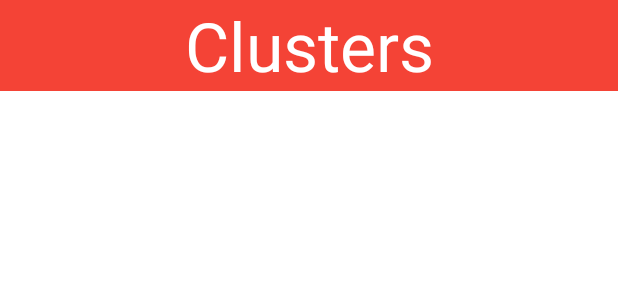
After one commit to MAHMOUD2ABDALLAH/Mobile-Ventilator, an Android app: the layout activity_clustering.xml on its own in the app's theme, with its tools: preview values and no code run, on a phone screen of 412 x 824 dp. The commit adds this screen. Shown: the top 300 px of the screen. Run offline under Robolectric (Android 15) with nearby library versions, the phone set to English and light mode, and no system bars.

Commit message:
add clusters

```diff
--- a/app/src/main/AndroidManifest.xml
+++ b/app/src/main/AndroidManifest.xml
@@ -9,6 +9,9 @@
         android:roundIcon="@mipmap/ic_launcher_round"
         android:supportsRtl="true"
         android:theme="@style/Theme.MyApplication">
+        <activity
+            android:name=".clustering"
+            android:exported="false" />
         <activity
             android:name=".printing_page"
             android:exported="false" />
--- a/app/src/main/java/com/example/myapplication/Registeration.java
+++ b/app/src/main/java/com/example/myapplication/Registeration.java
@@ -33,7 +33,7 @@ public class Registeration extends AppCompatActivity {
         if (binding.etFullName.getText().toString().isEmpty()){
             valid=false;
             Toast.makeText(this, getString(R.string.name)+" is empty", Toast.LENGTH_SHORT).show();
-        }else  if (binding.etPassword.getText().toString().isEmpty()){
+        }else  if (binding.tiePassword.getText().toString().isEmpty()){
             valid=false;
             Toast.makeText(this, getString(R.string.password)+" is empty", Toast.LENGTH_SHORT).show();
         }
@@ -66,7 +66,7 @@ public class Registeration extends AppCompatActivity {
         Doctor newDoctor=new Doctor(
                 binding.etFullName.getText().toString(),
                 binding.etEmail.getText().toString(),
-                binding.etPassword.getText().toString(),
+                binding.tiePassword.getText().toString(),
                 rbGender.getText().toString(),
                 binding.etOrganization.getText().toString(),
                 binding.etOrganizationID.getText().toString(),
--- /dev/null
+++ b/app/src/main/res/layout/activity_clustering.xml
@@ -0,0 +1,24 @@
+<?xml version="1.0" encoding="utf-8"?>
+<androidx.constraintlayout.widget.ConstraintLayout xmlns:android="http://schemas.android.com/apk/res/android"
+    xmlns:app="http://schemas.android.com/apk/res-auto"
+    xmlns:tools="http://schemas.android.com/tools"
+    android:layout_width="match_parent"
+    android:layout_height="match_parent"
+    tools:context=".clustering">
+
+    <TextView
+        android:id="@+id/textView12"
+        android:layout_width="0dp"
+        android:layout_height="wrap_content"
+        android:background="@color/red"
+        android:gravity="center"
+        android:text="Clusters"
+        android:textAppearance="@style/TextAppearance.AppCompat.Display2"
+        android:textColor="@color/white"
+        app:layout_constraintBottom_toBottomOf="parent"
+        app:layout_constraintEnd_toEndOf="parent"
+        app:layout_constraintHorizontal_bias="0.0"
+        app:layout_constraintStart_toStartOf="parent"
+        app:layout_constraintTop_toTopOf="parent"
+        app:layout_constraintVertical_bias="0.0" />
+</androidx.constraintlayout.widget.ConstraintLayout>
--- a/app/src/main/res/layout/activity_control_system.xml
+++ b/app/src/main/res/layout/activity_control_system.xml
@@ -65,6 +65,7 @@
         android:layout_height="71dp"
         android:layout_marginTop="8dp"
         android:text="distribuation"
+        android:onClick="gotosplashview"
         android:backgroundTint="@color/red"
         app:layout_constraintEnd_toEndOf="parent"
         app:layout_constraintStart_toStartOf="parent"
--- a/app/src/main/res/values/strings.xml
+++ b/app/src/main/res/values/strings.xml
@@ -9,10 +9,10 @@
     <string name="invalid_username">Not a valid username</string>
     <string name="invalid_password">Password must be >5 characters</string>
     <string name="login_failed">"Login failed"</string>
-    <string name="national_id">national ID</string>
+    <string name="national_id">national ID(optional)</string>
     <string name="name">Name</string>
-    <string name="re_national_id">re-national ID</string>
-    <string name="e_mail_preffix_of_gmail">E-mail(preffix of gmail)</string>
+    <string name="re_national_id">re-national ID(optional)</string>
+    <string name="e_mail_preffix_of_gmail">E-mail(optional)</string>
     <string name="phone">phone</string>
     <string name="work_type">work type</string>
     <string name="organization">organization</string>
```
Also changed, not shown: app/src/main/java/com/example/myapplication/clustering.java (added, +15 -0 lines), app/src/main/java/com/example/myapplication/control_system.java (+8 -2 lines), app/src/main/res/layout/activity_registeration.xml (+23 -18 lines).
